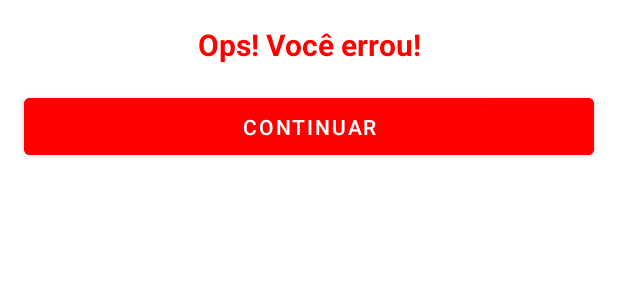
After one commit to aledosreis/TCC-Colcheius, an Android app: the layout dialog_answer_incorrect.xml on its own in the app's theme, with its tools: preview values and no code run, on a phone screen of 412 x 824 dp. The commit adds this screen. Shown: the top 300 px of the screen. Run offline under Robolectric (Android 15) with nearby library versions, the phone set to English and light mode, and no system bars.

Commit message:
dando retorno de questão correta ou errada

```diff
--- /dev/null
+++ b/app/src/main/res/layout/dialog_answer_incorrect.xml
@@ -0,0 +1,33 @@
+<?xml version="1.0" encoding="utf-8"?>
+<androidx.constraintlayout.widget.ConstraintLayout xmlns:android="http://schemas.android.com/apk/res/android"
+    xmlns:app="http://schemas.android.com/apk/res-auto"
+    android:layout_width="match_parent"
+    android:layout_height="wrap_content">
+
+    <TextView
+        android:id="@+id/textCorrect"
+        android:layout_width="wrap_content"
+        android:layout_height="wrap_content"
+        android:layout_marginTop="16dp"
+        android:text="@string/text_incorrect_answer"
+        android:textColor="@color/red"
+        android:textSize="20sp"
+        android:textStyle="bold"
+        app:layout_constraintEnd_toEndOf="parent"
+        app:layout_constraintStart_toStartOf="parent"
+        app:layout_constraintTop_toTopOf="parent" />
+
+    <Button
+        android:id="@+id/bt_continue"
+        android:layout_width="match_parent"
+        android:layout_height="50dp"
+        android:layout_marginHorizontal="16dp"
+        android:layout_marginVertical="16dp"
+        android:text="@string/bt_continue"
+        android:backgroundTint="@color/red"
+        app:layout_constraintEnd_toEndOf="parent"
+        app:layout_constraintBottom_toBottomOf="parent"
+        app:layout_constraintStart_toStartOf="parent"
+        app:layout_constraintTop_toBottomOf="@id/textCorrect" />
+
+</androidx.constraintlayout.widget.ConstraintLayout>
--- a/app/src/main/res/values/strings.xml
+++ b/app/src/main/res/values/strings.xml
@@ -38,4 +38,6 @@
     <string name="m1_text_explain_song_property_duracao"><b>Duração:</b> propriedade do som ser curto ou longo</string>
     <string name="m1_text_explain_song_property_intensidade"><b>Intensidade:</b> propriedade do som ser fraco ou forte, podendo ser exemplificado como o volume do som. Quanto maior o volume, mais forte o som e quanto menor, mais fraco</string>
     <string name="m1_text_explain_song_property_altura"><b>Altura:</b> propriedade do som ser grave, médio ou agudo. Para exemplo, se executarmos as teclas de um piano da esquerda para a direita, percebemos que o som começa grave e vai se tornando mais agudo conforme caminhamos pelas teclas do lado oposto</string>
+    <string name="text_correct_answer">Muito bem! Você acertou!</string>
+    <string name="text_incorrect_answer">Ops! Você errou!</string>
 </resources>
```
Also changed, not shown: app/src/main/java/com/tcc/colcheius/view/QuestionsActivity.kt (+32 -2 lines), app/src/main/java/com/tcc/colcheius/viewmodel/QuestionViewModel.kt (+6 -1 lines), app/src/main/res/layout/dialog_answer_correct.xml (added, +32 -0 lines).
